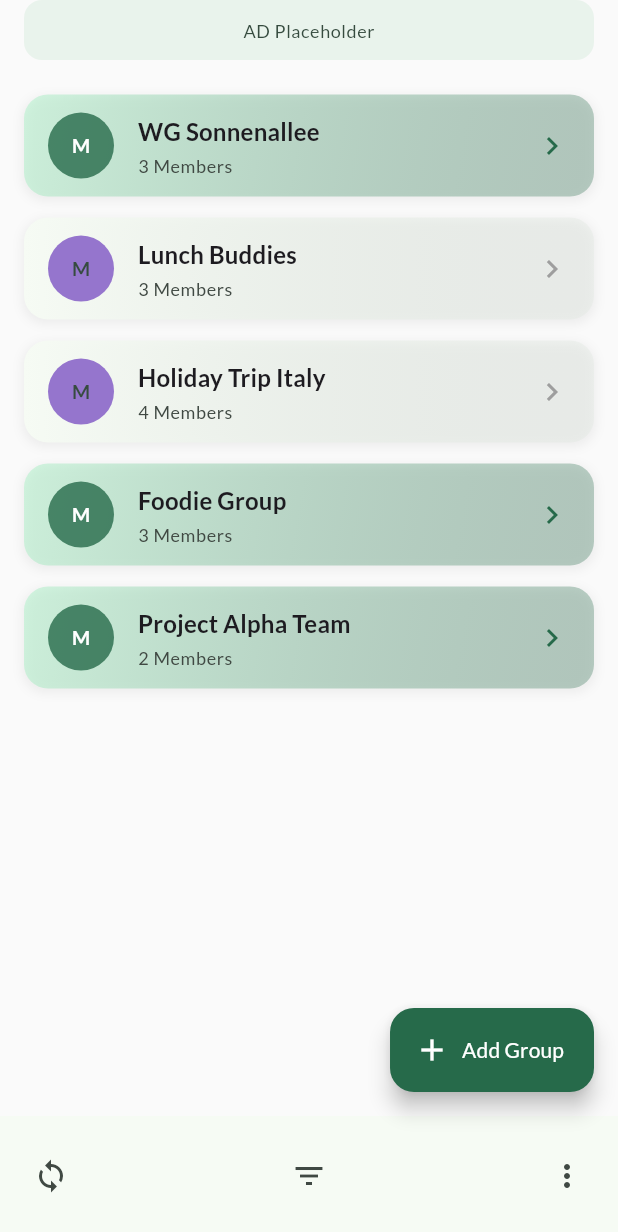
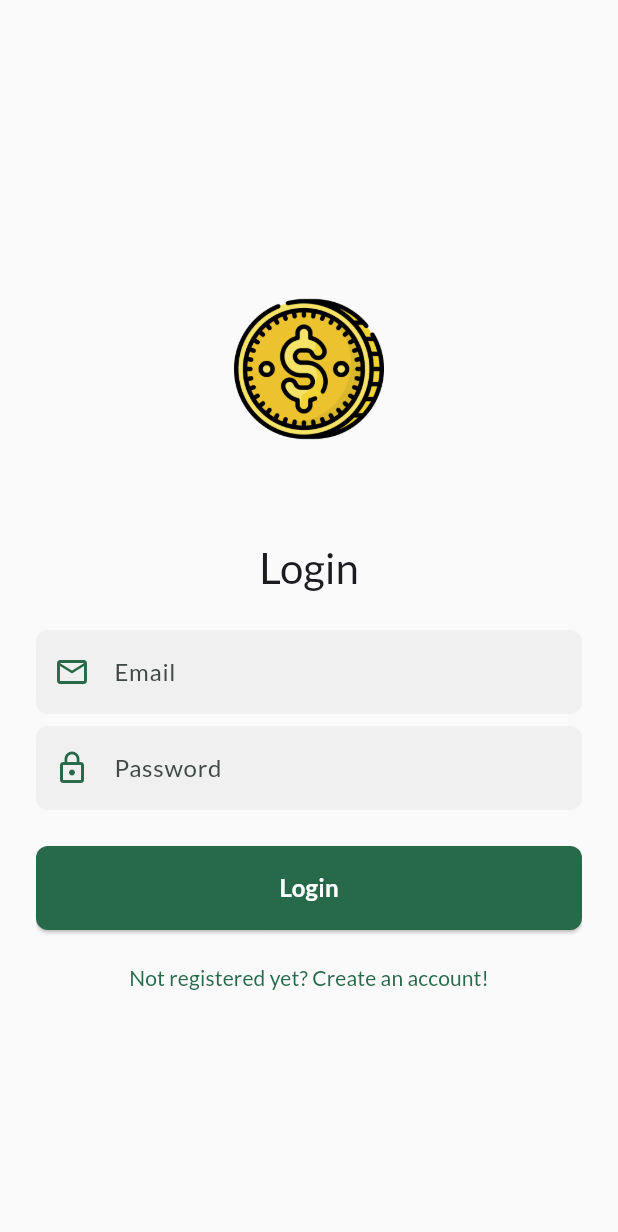
Before and after one commit to DonnerMarcel/Crossplatform_Project, a Flutter app: the screen it shows after launch, on a phone screen of 412 x 824 dp. Shown: the top 1232 px of the screen. Run offline on Flutter 3.47's test engine with Material 3 defaults, Android fonts, the phone set to English and light mode, and no system bars; our stand-ins replace cloud_firestore, firebase_auth, firebase_core, flutter_riverpod, google_fonts, pie_chart; accounts and stored records are empty.

```diff
--- a/lib/main.dart
+++ b/lib/main.dart
@@ -1,4 +1,5 @@
 import 'package:flutter/material.dart';
+import 'package:flutter_application_2/screens/login_screen.dart';
 import 'package:flutter_riverpod/flutter_riverpod.dart';
 import 'package:google_fonts/google_fonts.dart';
 import 'package:firebase_core/firebase_core.dart';
@@ -63,7 +64,7 @@ class FairFlipApp extends StatelessWidget {
            foregroundColor: colorScheme.onPrimary,
         ),
       ),
-      home: const GroupListScreen(),
+      home: const LoginScreen(),
     );
   }
 }
--- /dev/null
+++ b/lib/screens/login_screen.dart
@@ -0,0 +1,175 @@
+// lib/screens/login_screen.dart
+import 'package:flutter/material.dart';
+import 'package:firebase_auth/firebase_auth.dart';
+import 'package:flutter_application_2/screens/register_screen.dart';
+
+import 'group_list_screen.dart';
+
+class LoginScreen extends StatefulWidget {
+  const LoginScreen({super.key});
+
+  @override
+  State<LoginScreen> createState() => _LoginScreenState();
+}
+
+class _LoginScreenState extends State<LoginScreen> {
+  final _emailController = TextEditingController();
+  final _passwordController = TextEditingController();
+  bool _isLoading = false;
+  String? _error;
+  final _formKey = GlobalKey<FormState>();
+
+  Future<void> _login() async {
+    setState(() {
+      _isLoading = true;
+      _error = null;
+    });
+
+    try {
+      await FirebaseAuth.instance.signInWithEmailAndPassword(
+        email: _emailController.text.trim(),
+        password: _passwordController.text,
+      );
+
+      Navigator.push(
+        context,
+        MaterialPageRoute(builder: (context) => const GroupListScreen()),
+      );
+    } on FirebaseAuthException catch (e) {
+      setState(() {
+        _error = e.message;
+      });
+    } finally {
+      setState(() => _isLoading = false);
+    }
+  }
+
+  @override
+  Widget build(BuildContext context) {
+    final theme = Theme.of(context);
+
+    return Scaffold(
+      body: Padding(
+        padding: const EdgeInsets.all(24.0),
+        child:
+        Form(
+          key: _formKey,
+          child: SingleChildScrollView(
+            child: ConstrainedBox(
+              constraints: BoxConstraints(
+                minHeight: MediaQuery.of(context).size.height,
+              ),
+              child: Center(
+                child: Column(
+                  mainAxisAlignment: MainAxisAlignment.center,
+                  children: [
+                    Image.asset('assets/icons/money.png', height: 100),
+                    const SizedBox(height: 64),
+                    Text('Login', style: theme.textTheme.headlineMedium),
+                    const SizedBox(height: 24),
+                    TextFormField(
+                      controller: _emailController,
+                      decoration: _buildInputDecoration(
+                        context: context,
+                        labelText: 'Email',
+                        hintText: 'your@mail.com',
+                        prefixIconData: Icons.email_outlined,
+                      ),
+                      keyboardType: TextInputType.emailAddress,
+                      validator: (value) => value == null || value.isEmpty ? 'Please enter your email.' : null,
+                    ),
+                    const SizedBox(height: 8),
+                    TextFormField(
+                      controller: _passwordController,
+                      decoration: _buildInputDecoration(
+                        context: context,
+                        labelText: 'Password',
+                        hintText: 'A safe password',
+                        prefixIconData: Icons.lock_outline,
+                      ),
+                      obscureText: true,
+                      validator: (value) => value == null || value.isEmpty ? 'Please enter your password.' : null,
+                    ),
+                    if (_error != null)
+                      Column(
+                          children: [
+                            const SizedBox(height: 8),
+                            Text(
+                              _error!,
+                              style: TextStyle(color: Theme.of(context).colorScheme.error),
+                              textAlign: TextAlign.left,
+                            ),
+                          ]
+                      ),
+                    const SizedBox(height: 24),
+                    SizedBox(
+                      width: double.infinity,
+                      child: ElevatedButton(
+                        onPressed: _isLoading
+                            ? null
+                            : () {
+                          if (_formKey.currentState!.validate()) {
+                            _login();
+                          }
+                        },
+                        style: ElevatedButton.styleFrom(
+                          foregroundColor: theme.colorScheme.onPrimary,
+                          backgroundColor: theme.colorScheme.primary,
+                          padding: const EdgeInsets.symmetric(vertical: 16),
+                          textStyle: theme.textTheme.titleMedium?.copyWith(fontWeight: FontWeight.bold),
+                          shape: RoundedRectangleBorder(
+                            borderRadius: BorderRadius.circular(8),
+                          ),
+                        ),
+                        child: _isLoading
+                            ? const CircularProgressIndicator()
+                            : const Text('Login'),
+                      ),
+                    ),
+                    const SizedBox(height: 8),
+                    TextButton(
+                      onPressed: () {
+                        Navigator.push(
+                          context,
+                          MaterialPageRoute(builder: (context) => const RegisterScreen()),
+                        );
+                      },
+                      child: const Text("Not registered yet? Create an account!"),
+                    ),
+                  ],
+                ),
+              ),
+            ),
+          ),
+        )
+      )
+    );
+  }
+}
+
+InputDecoration _buildInputDecoration({
+  required String labelText,
+  String? hintText,
+  IconData? prefixIconData,
+  String? suffixText,
+  BuildContext? context,
+}) {
+  final iconColor = context != null
+      ? Theme.of(context).colorScheme.primary
+      : null;
+
+  return InputDecoration(
+    labelText: labelText,
+    hintText: hintText,
+    filled: true,
+    fillColor: Colors.black.withOpacity(0.04),
+    prefixIcon: prefixIconData != null
+        ? Icon(prefixIconData, color: iconColor)
+        : null,
+    suffixText: suffixText,
+    border: OutlineInputBorder(
+      borderRadius: BorderRadius.circular(8),
+      borderSide: BorderSide.none,
+    ),
+  );
+}
--- a/pubspec.yaml
+++ b/pubspec.yaml
@@ -16,6 +16,7 @@ dependencies:
   flutter_riverpod: ^2.5.1 # <-- ADDED (Check pub.dev for the latest stable version)
   firebase_core: ^3.13.0
   cloud_firestore: ^5.6.7
+  firebase_auth: ^5.5.3
   pie_chart: ^5.4.0
 
 dev_dependencies:
@@ -33,3 +34,5 @@ flutter_launcher_icons:
 
 flutter:
   uses-material-design: true
+  assets:
+    - assets/icons/
```
Also changed, not shown: lib/screens/register_screen.dart (added, +165 -0 lines), 130 other files.
